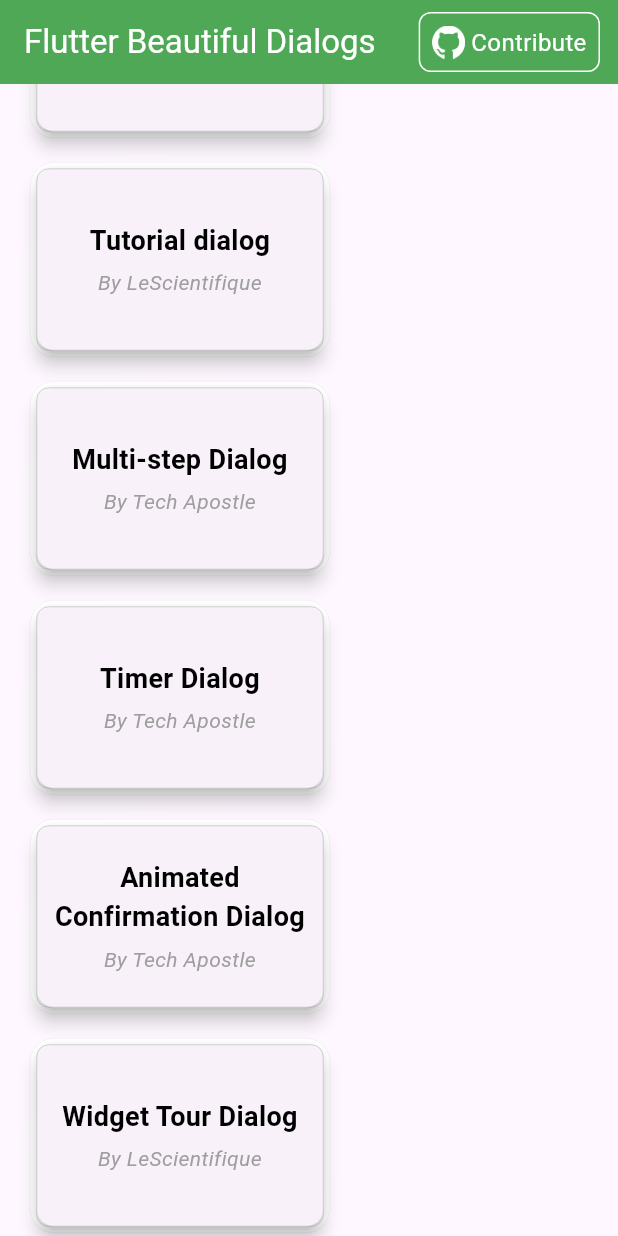
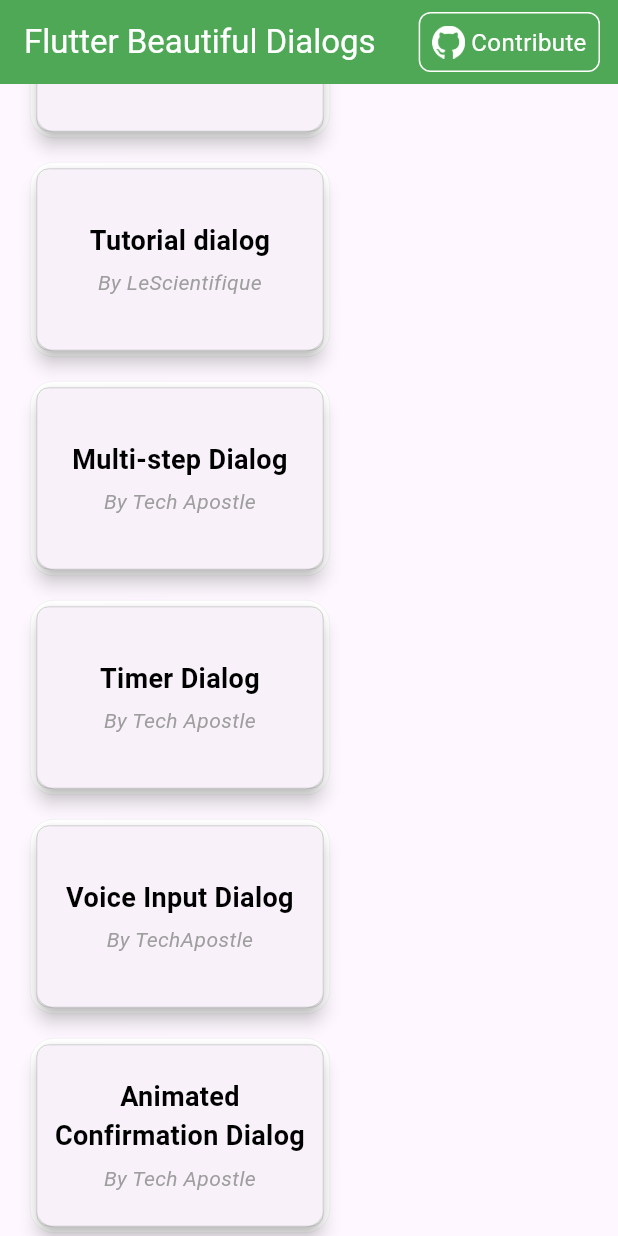
Before and after one commit to Docteur-Parfait/beautiful_dialog, a Flutter app: the screen it shows after launch, scrolled down 2304 dp, on a phone screen of 412 x 824 dp. Run offline on Flutter 3.47's test engine with Material 3 defaults, Android fonts, the phone set to English and light mode, and no system bars; our stand-ins replace audioplayers, bot_toast, gap, wave; missing offline and left inert: dart:html.

Commit message:
Refactor dialog_view.dart and add VoiceInputDialog for voice input functionality

```diff
--- a/lib/views/dialog_view.dart
+++ b/lib/views/dialog_view.dart
@@ -3,6 +3,7 @@ import 'package:beautiful_dialog/dialogs/discard_changes_dialog.dart';
 import 'package:beautiful_dialog/dialogs/multistep_dialog.dart';
 import 'package:beautiful_dialog/dialogs/stacked_dialog.dart';
 import 'package:beautiful_dialog/dialogs/timer_dialog.dart';
+import 'package:beautiful_dialog/dialogs/voice_input_dialog.dart';
 import 'package:beautiful_dialog/widgets/custom_button.dart';
 import 'package:flutter/material.dart';
 import 'package:url_launcher/url_launcher.dart';
@@ -196,6 +197,11 @@ class _DialogViewState extends State<DialogView> {
                 onTap: () => TimerDialog.showTimerDialog(context, seconds: 5),
               ),
               CustomButton(
+                text: "Voice Input Dialog",
+                author: "TechApostle",
+                onTap: () => VoiceInputDialog.showVoiceInputDialog(context),
+              ),
+              CustomButton(
                 text: "Animated Confirmation Dialog",
                 author: "Tech Apostle",
                 onTap: () =>
```
